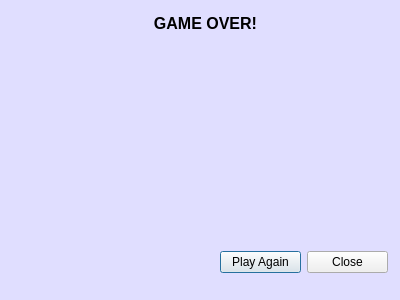
Qt form Game/gameoverdialog.ui (miikka0000/BusDestroyer2000-Game-with-Qt) before a commit.
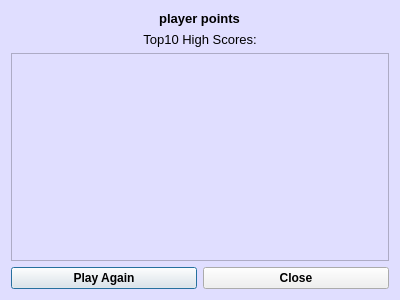
The same form after that commit.

Diff of the .ui file:
```diff
--- a/Game/gameoverdialog.ui
+++ b/Game/gameoverdialog.ui
@@ -16,50 +16,76 @@
   <property name="styleSheet">
    <string notr="true">background-color: rgb(224, 222, 255);</string>
   </property>
-  <widget class="QLabel" name="gameOverLabel">
-   <property name="geometry">
-    <rect>
-     <x>20</x>
-     <y>10</y>
-     <width>371</width>
-     <height>27</height>
-    </rect>
-   </property>
+  <layout class="QGridLayout" name="gridLayout">
+   <item row="0" column="0">
+    <layout class="QVBoxLayout" name="verticalLayout">
+     <item>
+      <layout class="QHBoxLayout" name="horizontalLayout_2">
+       <item>
+        <widget class="QLabel" name="pointsLabel">
    <property name="sizePolicy">
-    <sizepolicy hsizetype="Expanding" vsizetype="Expanding">
+          <sizepolicy hsizetype="Fixed" vsizetype="Fixed">
      <horstretch>0</horstretch>
      <verstretch>0</verstretch>
     </sizepolicy>
    </property>
    <property name="font">
     <font>
-     <pointsize>12</pointsize>
+           <pointsize>10</pointsize>
      <weight>75</weight>
      <bold>true</bold>
     </font>
    </property>
-   <property name="styleSheet">
-    <string notr="true"/>
-   </property>
+         <property name="text">
+          <string>player points</string>
+         </property>
+         <property name="alignment">
+          <set>Qt::AlignCenter</set>
+         </property>
+        </widget>
+       </item>
+      </layout>
+     </item>
+     <item>
+      <widget class="QLabel" name="highScoresHeaderLabel">
+       <property name="sizePolicy">
+        <sizepolicy hsizetype="Expanding" vsizetype="Fixed">
+         <horstretch>0</horstretch>
+         <verstretch>0</verstretch>
+        </sizepolicy>
+       </property>
+       <property name="font">
+        <font>
+         <pointsize>10</pointsize>
+        </font>
+       </property>
    <property name="text">
-    <string>GAME OVER!</string>
+        <string>Top10 High Scores:</string>
    </property>
    <property name="alignment">
     <set>Qt::AlignCenter</set>
    </property>
   </widget>
-  <widget class="QWidget" name="">
-   <property name="geometry">
-    <rect>
-     <x>220</x>
-     <y>250</y>
-     <width>168</width>
-     <height>24</height>
-    </rect>
-   </property>
+     </item>
+    </layout>
+   </item>
+   <item row="1" column="0">
+    <widget class="QListWidget" name="topscoreWidget">
+     <property name="textElideMode">
+      <enum>Qt::ElideLeft</enum>
+     </property>
+    </widget>
+   </item>
+   <item row="2" column="0">
    <layout class="QHBoxLayout" name="horizontalLayout">
     <item>
      <widget class="QPushButton" name="playAgainButton">
+       <property name="font">
+        <font>
+         <weight>75</weight>
+         <bold>true</bold>
+        </font>
+       </property>
       <property name="styleSheet">
        <string notr="true">background-color: rgb(240, 240, 240);</string>
       </property>
@@ -70,6 +96,12 @@
     </item>
     <item>
      <widget class="QPushButton" name="gameOverCloseButton">
+       <property name="font">
+        <font>
+         <weight>75</weight>
+         <bold>true</bold>
+        </font>
+       </property>
       <property name="styleSheet">
        <string notr="true">background-color: rgb(240, 240, 240);</string>
       </property>
@@ -79,7 +111,8 @@
      </widget>
     </item>
    </layout>
-  </widget>
+   </item>
+  </layout>
  </widget>
  <resources/>
  <connections/>
```
Lines whose indentation alone changed are shown as unchanged.
